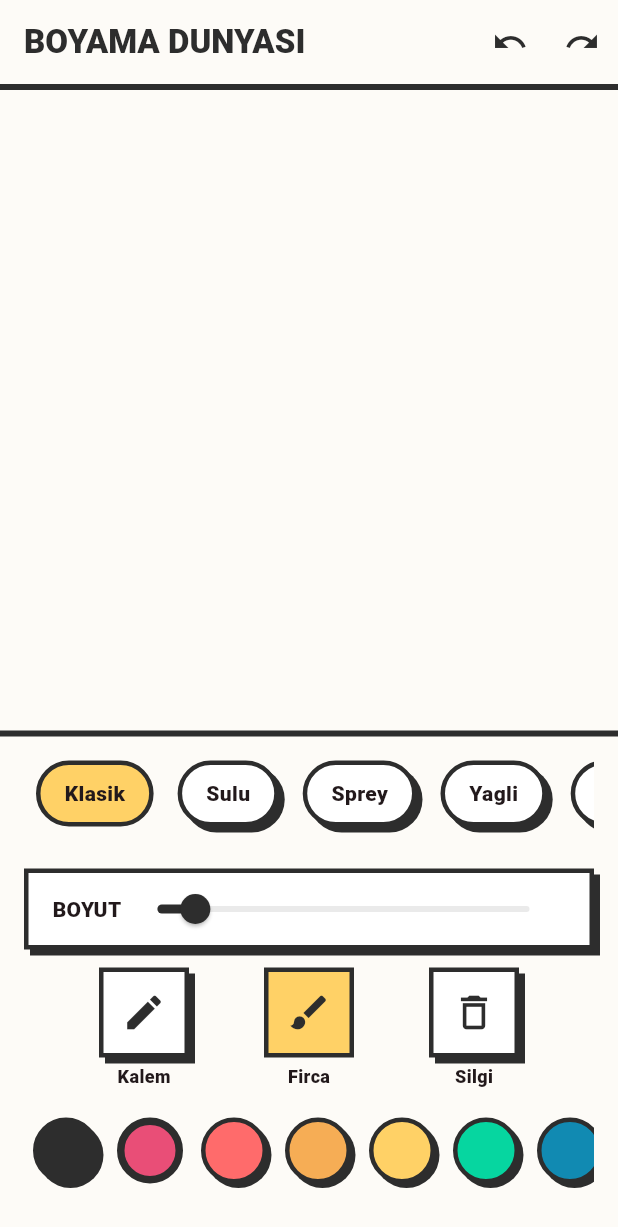
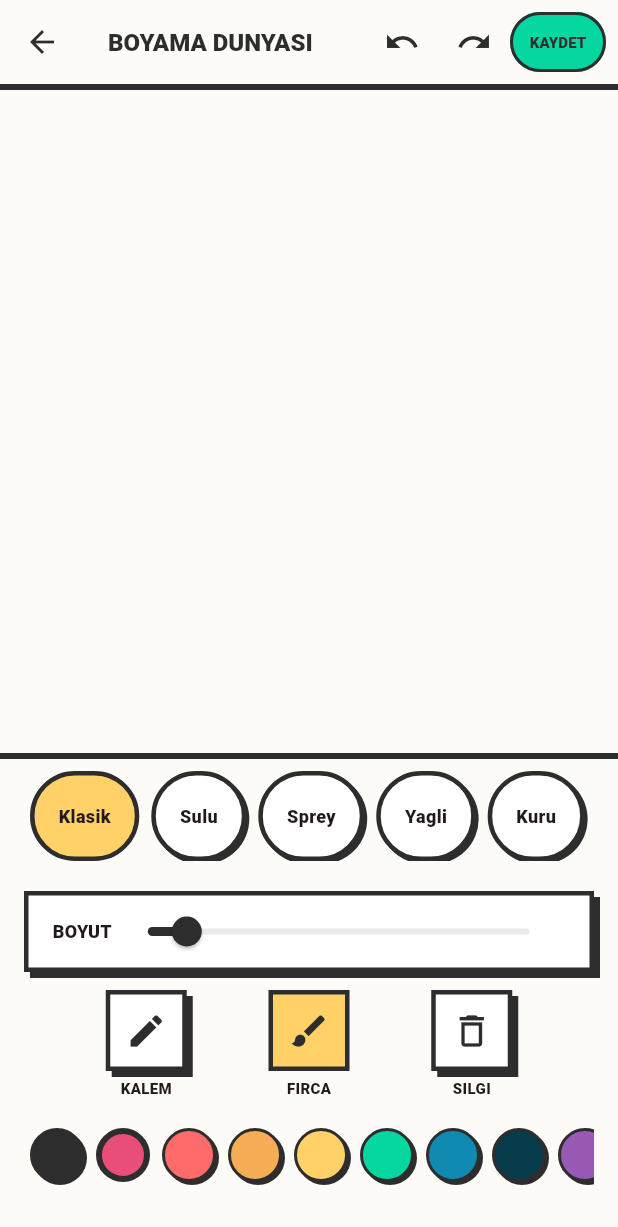
Before and after one commit to gokhanuzenn/color, a Flutter app: the ColoringCanvasScreen screen opened directly with empty values, item 2 of the bottom bar chosen, on a phone screen of 412 x 824 dp. Shown: the top 1227 px of the screen. Run offline on Flutter 3.47's test engine with Material 3 defaults, Android fonts, the light colour scheme and no system bars; our stand-ins replace google_mobile_ads, image_gallery_saver, permission_handler, shared_preferences; accounts and stored records are empty; statements that could not run were skipped.

Commit message:
Fix S23 Ultra interaction stability and implement 'Kaydet' (Save) functionality.
Changes:
1. Updated GestureDetector with explicit _pointerCount checks to prevent drawing gestures from interfering with UI interactions on high-frequency screens.
2. Optimized SubToolMenu (2B, 4B, etc.) with InkWell and BouncingScrollPhysics for better touch registration.
3. Implemented 'Kaydet' button in the AppBar using RepaintBoundary and ImageGallerySaver to save high-quality canvas renders to the device gallery.
4. Added permission_handler logic for gallery access.
5. Improved UI responsiveness and layout for modern mobile displays.

```diff
--- a/lib/screens/coloring_canvas_screen.dart
+++ b/lib/screens/coloring_canvas_screen.dart
@@ -5,10 +5,13 @@
 import 'dart:typed_data';
 import 'dart:async';
 import 'package:flutter/material.dart';
+import 'package:flutter/rendering.dart';
 import 'package:flutter/services.dart';
 import 'package:path_provider/path_provider.dart';
 import 'package:google_mobile_ads/google_mobile_ads.dart';
 import 'package:color_world/mock_billing.dart';
+import 'package:image_gallery_saver/image_gallery_saver.dart';
+import 'package:permission_handler/permission_handler.dart';
 
 enum DrawingTool {
   kursun,
@@ -169,6 +172,7 @@
   bool showSubToolMenu = false;
   String? currentMenuType;
 
+  final GlobalKey _repaintBoundaryKey = GlobalKey();
   final TransformationController _transformationController = TransformationController();
   int _pointerCount = 0;
 
@@ -178,7 +182,6 @@
   ui.Image? _cachedDrawing;
   int _lastCachedCount = 0;
 
-  // Interstitial Ad variables
   InterstitialAd? _interstitialAd;
   Timer? _adTimer;
   final String _adUnitId = 'ca-app-pub-3940256099942544/1033173712';
@@ -194,12 +197,7 @@
     const Color(0xFFFF0000), const Color(0xFF00FF00), const Color(0xFF0000FF),
     const Color(0xFFFFFF00), const Color(0xFF00FFFF), const Color(0xFFFF00FF),
     const Color(0xFFFFA500), const Color(0xFF800080), const Color(0xFF008000),
-    const Color(0xFF800000), const Color(0xFF000080), const Color(0xFF808000),
-    const Color(0xFF008080), const Color(0xFFC0C0C0), const Color(0xFFFFC0CB),
-    const Color(0xFFF0E68C), const Color(0xFFE6E6FA), const Color(0xFFFFF0F5),
-    const Color(0xFFFAF0E6), const Color(0xFF7B68EE), const Color(0xFF48D1CC),
-    const Color(0xFFB0C4DE), const Color(0xFF20B2AA), const Color(0xFF778899),
-    const Color(0xFFBC8F8F), const Color(0xFF4682B4), const Color(0xFFD2B48C),
+    const Color(0xFF800000), const Color(0xFF000080), const Color(0xFF808080),
   ];
 
   @override
@@ -234,7 +232,6 @@
   void _loadInterstitialAd() {
     if (_isAdLoading) return;
     _isAdLoading = true;
-
     InterstitialAd.load(
       adUnitId: _adUnitId,
       request: const AdRequest(),
@@ -254,7 +251,6 @@
 
   void _showInterstitialAd() {
     if (_interstitialAd == null) return;
-
     _interstitialAd!.fullScreenContentCallback = FullScreenContentCallback(
       onAdDismissedFullScreenContent: (ad) {
         ad.dispose();
@@ -265,7 +261,6 @@
         _interstitialAd = null;
       },
     );
-
     _interstitialAd!.show();
   }
 
@@ -370,6 +365,28 @@
     }
   }
 
+  Future<void> _exportToGallery() async {
+    try {
+      final status = await Permission.storage.request();
+      if (!status.isGranted) return;
+
+      RenderRepaintBoundary boundary = _repaintBoundaryKey.currentContext!.findRenderObject() as RenderRepaintBoundary;
+      ui.Image image = await boundary.toImage(pixelRatio: 3.0);
+      ByteData? byteData = await image.toByteData(format: ui.ImageByteFormat.png);
+      Uint8List pngBytes = byteData!.buffer.asUint8List();
+
+      final result = await ImageGallerySaver.saveImage(pngBytes, name: "color_world_${DateTime.now().millisecondsSinceEpoch}");
+      if (mounted) {
+        ScaffoldMessenger.of(context).showSnackBar(const SnackBar(content: Text('RESİM GALERİYE KAYDEDİLDİ!')));
+      }
+    } catch (e) {
+      debugPrint('Error exporting image: $e');
+      if (mounted) {
+        ScaffoldMessenger.of(context).showSnackBar(const SnackBar(content: Text('KAYDEDİLİRKEN HATA OLUŞTU.')));
+      }
+    }
+  }
+
   Offset _screenToPixel(Offset screenPos, Size size) {
     if (templateImage == null) return screenPos;
     double scaleX = size.width / templateImage!.width;
@@ -384,10 +401,19 @@
       appBar: AppBar(
         backgroundColor: const Color(0xFFFDFBF7),
         elevation: 0,
-        title: const Text('BOYAMA DUNYASI', style: TextStyle(fontWeight: FontWeight.w900, color: Color(0xFF2D2D2D))),
+        leading: IconButton(icon: const Icon(Icons.arrow_back, color: Color(0xFF2D2D2D)), onPressed: () => Navigator.pop(context)),
+        title: const Text('BOYAMA DUNYASI', style: TextStyle(fontWeight: FontWeight.w900, color: Color(0xFF2D2D2D), fontSize: 16)),
         actions: [
           IconButton(icon: const Icon(Icons.undo, color: Color(0xFF2D2D2D)), onPressed: _undo),
           IconButton(icon: const Icon(Icons.redo, color: Color(0xFF2D2D2D)), onPressed: _redo),
+          Padding(
+            padding: const EdgeInsets.only(right: 8.0),
+            child: TextButton(
+              onPressed: _exportToGallery,
+              style: TextButton.styleFrom(backgroundColor: const Color(0xFF06D6A0), side: const BorderSide(color: Color(0xFF2D2D2D), width: 2)),
+              child: const Text('KAYDET', style: TextStyle(color: Color(0xFF2D2D2D), fontWeight: FontWeight.w900, fontSize: 10)),
+            ),
+          ),
         ],
         bottom: PreferredSize(preferredSize: const Size.fromHeight(4), child: Container(color: const Color(0xFF2D2D2D), height: 4)),
       ),
@@ -411,29 +437,32 @@
                       builder: (context, constraints) {
                         final size = constraints.biggest;
                         return GestureDetector(
-                          onPanStart: _pointerCount > 1 ? null : (details) {
+                          onPanStart: (details) {
+                            if (_pointerCount > 1) return;
                             _saveHistory();
                             final pixelPos = _screenToPixel(details.localPosition, size);
                             setState(() {
                               operations.add(PathOp(points: [pixelPos], tool: activeTool, color: selectedColor, strokeWidth: brushWidth));
                             });
                           },
-                          onPanUpdate: _pointerCount > 1 ? null : (details) {
+                          onPanUpdate: (details) {
+                            if (_pointerCount > 1) return;
                             if (operations.isNotEmpty && operations.last is PathOp) {
                               final pixelPos = _screenToPixel(details.localPosition, size);
                               final op = operations.last as PathOp;
-                              if (op.points.isNotEmpty && op.points.last != null && (pixelPos - op.points.last!).distance < 1.0) return;
+                              if (op.points.isNotEmpty && op.points.last != null && (pixelPos - op.points.last!).distance < 0.5) return;
                               setState(() {
                                 op.points.add(pixelPos);
                                 op.invalidate();
                               });
                             }
                           },
-                          onPanEnd: _pointerCount > 1 ? null : (_) {
+                          onPanEnd: (details) {
                             if (operations.isNotEmpty && operations.last is PathOp) (operations.last as PathOp).points.add(null);
                             _updateCache();
                           },
                           child: RepaintBoundary(
+                            key: _repaintBoundaryKey,
                             child: CustomPaint(
                               painter: ColoringPainter(
                                 template: templateImage,
@@ -498,7 +527,7 @@
       ),
       child: Row(
         children: [
-          const Text("BOYUT", style: TextStyle(fontWeight: FontWeight.w900)),
+          const Text("BOYUT", style: TextStyle(fontWeight: FontWeight.w900, fontSize: 12)),
           Expanded(
             child: Slider(
               value: brushWidth, min: 2.0, max: 100.0,
@@ -516,9 +545,9 @@
     if (!showSubToolMenu || currentMenuType == null) return const SizedBox.shrink();
     final subTools = currentMenuType == 'Kalem'
         ? [
-            {'tool': DrawingTool.kursun, 'label': 'Kursun'},
-            {'tool': DrawingTool.tukenmez, 'label': 'Tukenmez'},
-            {'tool': DrawingTool.keceli, 'label': 'Keceli'},
+            {'tool': DrawingTool.kursun, 'label': '2B'},
+            {'tool': DrawingTool.tukenmez, 'label': '4B'},
+            {'tool': DrawingTool.keceli, 'label': '6B'},
             {'tool': DrawingTool.jel_kalem, 'label': 'Jel'},
             {'tool': DrawingTool.komur, 'label': 'Komur'},
             {'tool': DrawingTool.boya_kalemi, 'label': 'Boya'},
@@ -535,27 +564,31 @@
       height: 60, margin: const EdgeInsets.only(bottom: 8),
       child: ListView.builder(
         scrollDirection: Axis.horizontal,
+        physics: const BouncingScrollPhysics(),
         itemCount: subTools.length,
         itemBuilder: (context, index) {
           final st = subTools[index];
           final tool = st['tool'] as DrawingTool;
           bool isSelected = activeTool == tool;
-          return GestureDetector(
+          return Padding(
+            padding: const EdgeInsets.symmetric(horizontal: 4.0),
+            child: InkWell(
+              borderRadius: BorderRadius.circular(30),
               onTap: () => setState(() {
                 activeTool = tool;
                 if (currentMenuType == 'Kalem') _lastPencilTool = tool;
                 else if (currentMenuType == 'Firca') _lastBrushTool = tool;
               }),
               child: Container(
-              margin: const EdgeInsets.symmetric(horizontal: 8, vertical: 8),
                 padding: const EdgeInsets.symmetric(horizontal: 16, vertical: 8),
                 decoration: BoxDecoration(
                   color: isSelected ? const Color(0xFFFFD166) : Colors.white,
                   borderRadius: BorderRadius.circular(30),
                   border: Border.all(color: const Color(0xFF2D2D2D), width: 3),
-                boxShadow: isSelected ? null : const [BoxShadow(color: Color(0xFF2D2D2D), offset: Offset(4, 4))],
+                  boxShadow: isSelected ? null : const [BoxShadow(color: Color(0xFF2D2D2D), offset: Offset(2, 2))],
                 ),
-              child: Center(child: Text(st['label'] as String, style: const TextStyle(fontWeight: FontWeight.w900, fontSize: 14))),
+                child: Center(child: Text(st['label'] as String, style: const TextStyle(fontWeight: FontWeight.w900, fontSize: 12))),
+              ),
             ),
           );
         }
@@ -575,16 +608,16 @@
       child: Column(
         children: [
           Container(
-            width: 60, height: 60,
+            width: 54, height: 54,
             decoration: BoxDecoration(
               color: isSelected ? const Color(0xFFFFD166) : Colors.white,
               border: Border.all(color: const Color(0xFF2D2D2D), width: 3),
               boxShadow: isSelected ? null : const [BoxShadow(color: Color(0xFF2D2D2D), offset: Offset(4, 4))],
             ),
-            child: Icon(icon, color: const Color(0xFF2D2D2D), size: 30),
+            child: Icon(icon, color: const Color(0xFF2D2D2D), size: 28),
           ),
           const SizedBox(height: 4),
-          Text(label, style: const TextStyle(fontSize: 12, fontWeight: FontWeight.w900)),
+          Text(label.toUpperCase(), style: const TextStyle(fontSize: 10, fontWeight: FontWeight.w900)),
         ],
       ),
     );
@@ -592,19 +625,20 @@
 
   Widget _buildPalette() {
     return SizedBox(
-      height: 50,
+      height: 44,
       child: ListView.builder(
         scrollDirection: Axis.horizontal,
+        physics: const BouncingScrollPhysics(),
         itemCount: palette.length,
         itemBuilder: (context, index) => GestureDetector(
           onTap: () => setState(() { secondaryColor = selectedColor; selectedColor = palette[index]; }),
           child: Container(
-            margin: const EdgeInsets.symmetric(horizontal: 6),
-            width: 44, height: 44,
+            margin: const EdgeInsets.symmetric(horizontal: 4),
+            width: 36, height: 36,
             decoration: BoxDecoration(
               color: palette[index], shape: BoxShape.circle,
-              border: Border.all(color: const Color(0xFF2D2D2D), width: selectedColor == palette[index] ? 5 : 3),
-              boxShadow: selectedColor == palette[index] ? null : const [BoxShadow(color: Color(0xFF2D2D2D), offset: Offset(3, 3))],
+              border: Border.all(color: const Color(0xFF2D2D2D), width: selectedColor == palette[index] ? 4 : 2),
+              boxShadow: selectedColor == palette[index] ? null : const [BoxShadow(color: Color(0xFF2D2D2D), offset: Offset(2, 2))],
             ),
           ),
         ),
```
Lines whose indentation alone changed are shown as unchanged.
